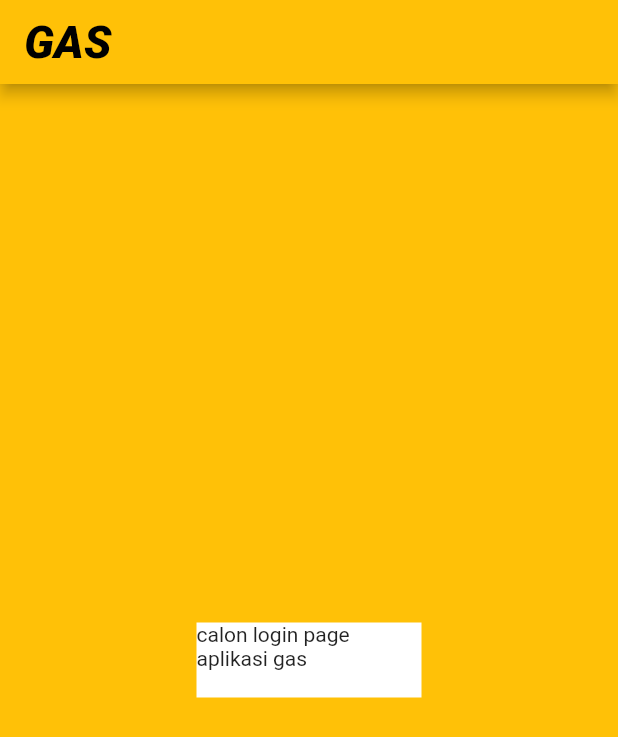
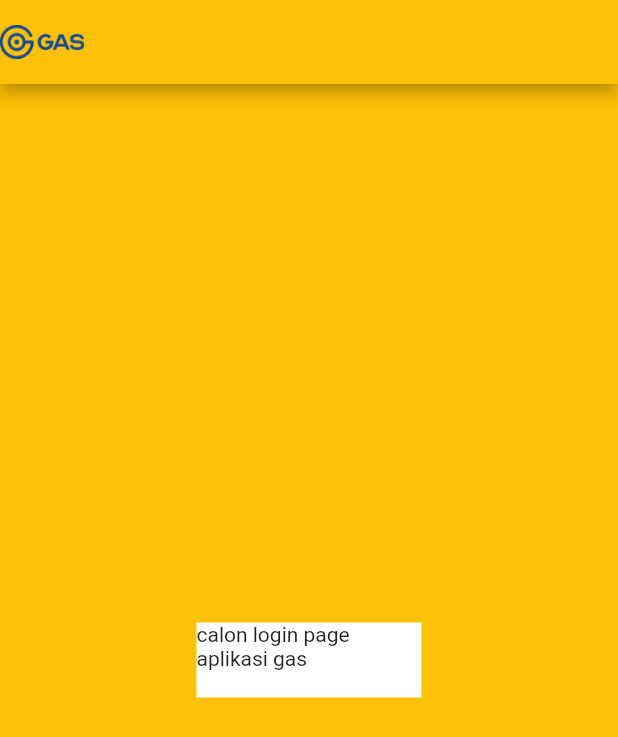
Before and after one commit to 154-5WH/flutter-magang-2, a Flutter app: the screen it shows after launch, on a phone screen of 412 x 824 dp. Shown: the top 737 px of the screen. Run offline on Flutter 3.47's test engine with Material 2 defaults, Android fonts, the phone set to English and light mode, and no system bars.

Commit message:
update again

```diff
--- a/lib/main.dart
+++ b/lib/main.dart
@@ -11,16 +11,8 @@ class MyApp extends StatelessWidget {
       home: Scaffold(
         backgroundColor: Colors.amber,
         appBar: AppBar(
-          backgroundColor: Colors.amber,
-          title: const Text(
-            "GAS",
-            style: TextStyle(
-                color: Colors.black,
-                fontStyle: FontStyle.italic,
-                fontWeight: FontWeight.w800,
-                fontSize: 30),
-          ),
-        ),
+            backgroundColor: Colors.amber,
+            leading: Image.asset("assets/logo.png")),
         body: Center(
             child: Container(
                 color: Colors.white,
--- a/pubspec.yaml
+++ b/pubspec.yaml
@@ -34,6 +34,7 @@ dependencies:
   # The following adds the Cupertino Icons font to your application.
   # Use with the CupertinoIcons class for iOS style icons.
   cupertino_icons: ^1.0.2
+  flutter_svg:
 
 dev_dependencies:
   flutter_test:
@@ -57,8 +58,9 @@ flutter:
   uses-material-design: true
 
   # To add assets to your application, add an assets section, like this:
-  # assets:
-  #   - images/a_dot_burr.jpeg
+  assets:
+    - assets/
+
   #   - images/a_dot_ham.jpeg
 
   # An image asset can refer to one or more resolution-specific "variants", see
```
Also changed, not shown: assets/logo.png (added), assets/map.svg (added), pubspec.lock.
